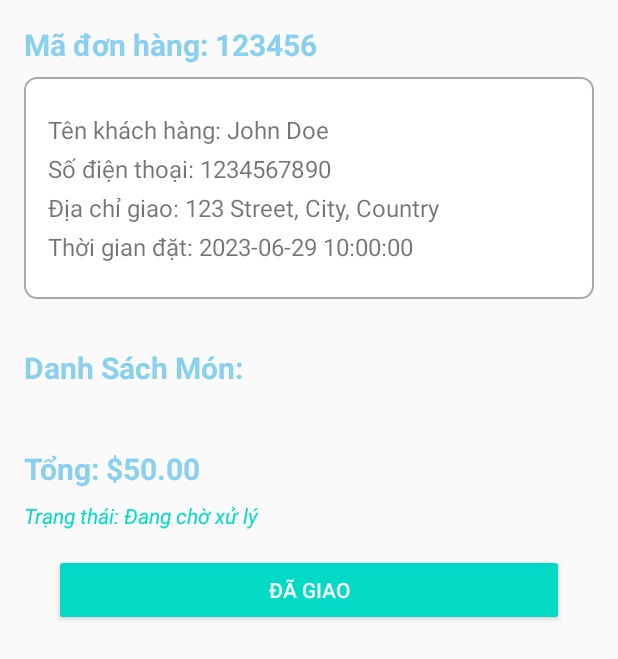
After one commit to Thuong-22/ORDER-FOOD, an Android app: the AdminDetailOrderActivity screen opened directly, with no data from a screen before it, on a phone screen of 412 x 824 dp. The commit adds this screen. Shown: the top 659 px of the screen. Run offline under Robolectric (Android 15) with nearby library versions, the phone set to English and light mode, and no system bars; our stand-ins replace Firebase (no records; nobody signed in at launch, a user with empty details on screens opened directly); Roboto replaces fonts that are not available here.

Commit message:
update Search food Activity and add AdminDetailOrderActivity

```diff
--- /dev/null
+++ b/app/src/main/java/com/example/mobileappdev_nt118n11/AdminDetailOrderActivity.java
@@ -0,0 +1,134 @@
+package com.example.mobileappdev_nt118n11;
+import android.os.Bundle;
+import android.view.View;
+import android.widget.Button;
+import android.widget.TextView;
+
+import androidx.annotation.NonNull;
+import androidx.annotation.Nullable;
+import androidx.appcompat.app.AppCompatActivity;
+import androidx.recyclerview.widget.LinearLayoutManager;
+import androidx.recyclerview.widget.RecyclerView;
+
+import com.example.mobileappdev_nt118n11.Model.Order;
+import com.example.mobileappdev_nt118n11.ui.AdminOrderFoodItemsAdapter;
+import com.example.mobileappdev_nt118n11.ui.profile.Phone;
+import com.google.android.gms.tasks.OnCompleteListener;
+import com.google.android.gms.tasks.Task;
+import com.google.firebase.database.DataSnapshot;
+import com.google.firebase.database.DatabaseReference;
+import com.google.firebase.database.FirebaseDatabase;
+import java.util.ArrayList;
+import java.util.List;
+public class AdminDetailOrderActivity extends AppCompatActivity  {
+    private TextView orderId, customerName, customerPhone, customerAddress, orderTime, totalPrice, orderStatus;
+    private RecyclerView orderItemsRecyclerView;
+    private Button markAsDelivered;
+    private String orderIdValue;
+    private DatabaseReference orderRef;
+
+    @Override
+    protected void onCreate(@Nullable Bundle savedInstanceState) {
+        super.onCreate(savedInstanceState);
+        setContentView(R.layout.admin_activity_detail_order);
+
+        // Initialize Firebase reference
+        orderRef = FirebaseDatabase.getInstance().getReference("orders");
+
+        // Find views
+        orderId = findViewById(R.id.order_id);
+        customerName = findViewById(R.id.customer_name);
+        customerPhone = findViewById(R.id.customer_phone);
+        customerAddress = findViewById(R.id.customer_address);
+        orderTime = findViewById(R.id.order_time);
+        totalPrice = findViewById(R.id.total_price);
+        orderStatus = findViewById(R.id.order_status);
+        orderItemsRecyclerView = findViewById(R.id.order_items_recycler_view);
+        markAsDelivered = findViewById(R.id.mark_as_delivered);
+
+        // Get orderId from Intent
+        orderIdValue = getIntent().getStringExtra("idKey");
+
+        // Set RecyclerView layout manager
+        orderItemsRecyclerView.setLayoutManager(new LinearLayoutManager(this));
+
+        // Load order details (dummy data for now)
+        loadOrderDetails();
+
+        // Set click listener for mark as delivered button
+        markAsDelivered.setOnClickListener(new View.OnClickListener() {
+            @Override
+            public void onClick(View v) {
+                markOrderAsDelivered();
+            }
+        });
+    }
+
+    private void loadOrderDetails() {
+        DatabaseReference orderRef = FirebaseDatabase.getInstance().getReference().child("Request").child(orderIdValue);
+        orderRef.get().addOnCompleteListener(new OnCompleteListener<DataSnapshot>() {
+            @Override
+            public void onComplete(@NonNull Task<DataSnapshot> task) {
+                if (task.isSuccessful()) {
+                    DataSnapshot dataSnapshot = task.getResult();
+                    if (dataSnapshot.exists()) {
+                        // Parse order details
+                        String orderIdText = "ID Đơn hàng: " + dataSnapshot.getKey();
+                        String customerNameText = "Tên khách hàng: " + dataSnapshot.child("name").getValue(String.class);
+                        String customerPhoneText = "Điện thoại: " + dataSnapshot.child("phone").getValue(String.class);
+                        String customerAddressText = "Địa chỉ: " + dataSnapshot.child("address").getValue(String.class);
+                        String orderTimeText = "Thời gian đặt hàng: " + dataSnapshot.child("orderDate").getValue(String.class);
+                        double totalPriceValue = Double.parseDouble(dataSnapshot.child("total").getValue(String.class));
+                        String totalPriceText = "Tổng tiền: $" + totalPriceValue;
+                        int orderStatusValue = Integer.parseInt(dataSnapshot.child("status").getValue(String.class));
+                        String orderStatusText = orderStatusValue == 0 ? "Trạng thái: Chờ giao" : "Trạng thái: Đã giao";
+
+                        // Set values to TextViews
+                        orderId.setText(orderIdText);
+                        customerName.setText(customerNameText);
+                        customerPhone.setText(customerPhoneText);
+                        customerAddress.setText(customerAddressText);
+                        orderTime.setText(orderTimeText);
+                        totalPrice.setText(totalPriceText);
+                        orderStatus.setText(orderStatusText);
+
+                        // Load order items
+                        List<Order> orderItems = new ArrayList<>();
+                        for (DataSnapshot foodSnapshot : dataSnapshot.child("foods").getChildren()) {
+                            String itemName = foodSnapshot.child("productName").getValue(String.class);
+                            String itemImage = foodSnapshot.child("image").getValue(String.class);
+                            String itemPrice = foodSnapshot.child("price").getValue(String.class);
+                            String itemQuantity = foodSnapshot.child("quantity").getValue(String.class);
+                            orderItems.add(new Order(Phone.getKey_Phone(), itemName, itemQuantity, itemPrice, itemImage));
+                        }
+
+                        // Set adapter for RecyclerView
+                        AdminOrderFoodItemsAdapter adapter = new AdminOrderFoodItemsAdapter(AdminDetailOrderActivity.this, orderItems);
+                        orderItemsRecyclerView.setAdapter(adapter);
+
+                        // Show mark as delivered button if order status is pending
+                        if (orderStatusValue == 0) {
+                            markAsDelivered.setVisibility(View.VISIBLE);
+                        } else {
+                            markAsDelivered.setVisibility(View.GONE);
+                        }
+                    } else {
+                        // Handle case where order does not exist
+                        // For example, show a toast or log an error
+                    }
+                } else {
+                    // Handle unsuccessful task
+                    // For example, show a toast or log an error
+                }
+            }
+        });
+    }
+
+
+    private void markOrderAsDelivered() {
+        // This method should update the order status in Firebase to delivered.
+        orderRef.child(orderIdValue).child("status").setValue(1);
+        orderStatus.setText("Trạng thái: Đã giao");
+        markAsDelivered.setVisibility(View.GONE);
+    }
+}
--- a/app/src/main/java/com/example/mobileappdev_nt118n11/FoodViewHolder.java
+++ b/app/src/main/java/com/example/mobileappdev_nt118n11/FoodViewHolder.java
@@ -11,7 +11,8 @@ import androidx.recyclerview.widget.RecyclerView;
 public class FoodViewHolder extends RecyclerView.ViewHolder implements View.OnClickListener {
 
 
-    ImageView item_image,fav_image;
+    ImageView item_image,
+            fav_image;
     TextView item_name, item_type, item_price;
     public FoodViewHolder(@NonNull View itemView) {
         super(itemView);
--- /dev/null
+++ b/app/src/main/res/drawable/border_item_order.xml
@@ -0,0 +1,6 @@
+<?xml version="1.0" encoding="utf-8"?>
+<shape xmlns:android="http://schemas.android.com/apk/res/android">
+    <solid android:color="@android:color/white" />
+    <corners android:radius="8dp" />
+    <stroke android:width="0dp" android:color="@android:color/darker_gray" />
+</shape>
--- a/app/src/main/res/drawable/ic_baseline_person_outline_24.xml
+++ b/app/src/main/res/drawable/ic_baseline_person_outline_24.xml
@@ -1,4 +1,4 @@
-<vector android:height="100dp" android:tint="#FF3300"
+<vector android:height="100dp" android:tint="@color/orange2"
     android:viewportHeight="24" android:viewportWidth="24"
     android:width="100dp" xmlns:android="http://schemas.android.com/apk/res/android">
     <path android:fillColor="@android:color/white" android:pathData="M12,5.9c1.16,0 2.1,0.94 2.1,2.1s-0.94,2.1 -2.1,2.1S9.9,9.16 9.9,8s0.94,-2.1 2.1,-2.1m0,9c2.97,0 6.1,1.46 6.1,2.1v1.1L5.9,18.1L5.9,17c0,-0.64 3.13,-2.1 6.1,-2.1M12,4C9.79,4 8,5.79 8,8s1.79,4 4,4 4,-1.79 4,-4 -1.79,-4 -4,-4zM12,13c-2.67,0 -8,1.34 -8,4v3h16v-3c0,-2.66 -5.33,-4 -8,-4z"/>
--- a/app/src/main/res/layout/activity_main.xml
+++ b/app/src/main/res/layout/activity_main.xml
@@ -36,7 +36,7 @@
         android:layout_height="wrap_content"
         android:layout_marginBottom="20dp"
         android:background="@drawable/btn_design_r50"
-        android:backgroundTint="@color/orange"
+        android:backgroundTint="@color/orange2"
         android:text="ĐĂNG NHẬP"
         android:textColor="@color/white"
         app:layout_constraintBottom_toTopOf="@id/btn_SignUp"
@@ -51,7 +51,7 @@
         android:layout_marginBottom="30dp"
         android:background="@drawable/border"
         android:text="ĐĂNG KÝ"
-        android:textColor="@color/orange"
+        android:textColor="@color/orange2"
         app:layout_constraintBottom_toBottomOf="parent"
         app:layout_constraintLeft_toLeftOf="parent"
         app:layout_constraintRight_toRightOf="parent"
--- a/app/src/main/res/layout/activity_update_profile.xml
+++ b/app/src/main/res/layout/activity_update_profile.xml
@@ -126,7 +126,7 @@
         android:layout_height="wrap_content"
         android:layout_marginTop="108dp"
         android:background="@drawable/btn_design_r50"
-        android:backgroundTint="@color/orange"
+        android:backgroundTint="@color/orange2"
         android:drawableLeft="@drawable/ic_baseline_edit_24"
         android:paddingHorizontal="10dp"
         android:text="Chỉnh sửa thông tin"
--- a/app/src/main/res/layout/admin_activity_detail_order.xml
+++ b/app/src/main/res/layout/admin_activity_detail_order.xml
@@ -7,7 +7,8 @@
         android:layout_width="match_parent"
         android:layout_height="wrap_content"
         android:orientation="vertical"
-        android:padding="16dp">
+        android:padding="16dp"
+        android:background="?android:attr/windowBackground">
 
         <!-- Order ID -->
         <TextView
@@ -15,36 +16,53 @@
             android:layout_width="wrap_content"
             android:layout_height="wrap_content"
             android:text="Mã đơn hàng: 123456"
-            android:textSize="18sp"
+            android:textSize="20sp"
             android:textStyle="bold"
+            android:textColor="@color/colorPrimary"
             android:layout_marginBottom="8dp" />
 
         <!-- Customer Info -->
+        <LinearLayout
+            android:layout_width="match_parent"
+            android:layout_height="wrap_content"
+            android:orientation="vertical"
+            android:padding="16dp"
+            android:background="@drawable/order_item_background"
+            android:layout_marginBottom="16dp">
+
             <TextView
                 android:id="@+id/customer_name"
                 android:layout_width="wrap_content"
                 android:layout_height="wrap_content"
                 android:text="Tên khách hàng: John Doe"
+                android:textSize="16sp"
                 android:layout_marginTop="8dp" />
 
             <TextView
                 android:id="@+id/customer_phone"
                 android:layout_width="wrap_content"
                 android:layout_height="wrap_content"
-            android:text="Số điện thoại: 1234567890" />
+                android:text="Số điện thoại: 1234567890"
+                android:textSize="16sp"
+                android:layout_marginTop="4dp" />
 
             <TextView
                 android:id="@+id/customer_address"
                 android:layout_width="wrap_content"
                 android:layout_height="wrap_content"
-            android:text="Địa chỉ giao: 123 Street, City, Country" />
+                android:text="Địa chỉ giao: 123 Street, City, Country"
+                android:textSize="16sp"
+                android:layout_marginTop="4dp" />
 
             <TextView
                 android:id="@+id/order_time"
                 android:layout_width="wrap_content"
                 android:layout_height="wrap_content"
                 android:text="Thời gian đặt: 2023-06-29 10:00:00"
-            android:layout_marginBottom="16dp" />
+                android:textSize="16sp"
+                android:layout_marginTop="4dp"
+                android:layout_marginBottom="8dp" />
+        </LinearLayout>
 
         <!-- Order Items -->
         <TextView
@@ -52,16 +70,18 @@
             android:layout_width="wrap_content"
             android:layout_height="wrap_content"
             android:text="Danh Sách Món:"
-            android:textSize="18sp"
+            android:textSize="20sp"
             android:textStyle="bold"
-            android:layout_marginTop="16dp" />
+            android:textColor="@color/colorPrimary"
+            android:layout_marginTop="16dp"
+            android:layout_marginBottom="8dp" />
 
         <!-- RecyclerView for order items -->
         <androidx.recyclerview.widget.RecyclerView
             android:id="@+id/order_items_recycler_view"
             android:layout_width="match_parent"
             android:layout_height="wrap_content"
-            android:layout_marginTop="8dp" />
+            android:layout_marginBottom="16dp" />
 
         <!-- Total Price -->
         <TextView
@@ -69,8 +89,9 @@
             android:layout_width="wrap_content"
             android:layout_height="wrap_content"
             android:text="Tổng: $50.00"
-            android:textSize="18sp"
+            android:textSize="20sp"
             android:textStyle="bold"
+            android:textColor="@color/colorPrimary"
             android:layout_marginTop="16dp" />
 
         <!-- Order Status -->
@@ -79,15 +100,20 @@
             android:layout_width="wrap_content"
             android:layout_height="wrap_content"
             android:text="Trạng thái: Đang chờ xử lý"
-            android:layout_marginTop="8dp" />
+            android:layout_marginTop="8dp"
+            android:textStyle="italic"
+            android:textColor="@color/colorAccent" />
 
         <!-- Delivered Button -->
         <Button
             android:id="@+id/mark_as_delivered"
-            android:layout_width="wrap_content"
+            android:layout_width="340dp"
             android:layout_height="wrap_content"
+            android:backgroundTint="@color/colorAccent"
             android:text="Đã giao"
+            android:textColor="@android:color/white"
             android:layout_marginTop="16dp"
-            android:visibility="gone" />
+            android:padding="12dp"
+            android:layout_gravity="center" />
     </LinearLayout>
 </ScrollView>
--- a/app/src/main/res/layout/fragment_profile.xml
+++ b/app/src/main/res/layout/fragment_profile.xml
@@ -126,7 +126,7 @@
         android:layout_height="wrap_content"
         android:drawableLeft="@drawable/ic_baseline_edit_24"
         android:background="@drawable/btn_design_r50"
-        android:backgroundTint="@color/orange"
+        android:backgroundTint="@color/orange2"
         android:textColor="@color/white"
         android:text="Chỉnh sửa thông tin"
         android:textSize="@dimen/btn_text"
@@ -143,7 +143,7 @@
         android:layout_height="wrap_content"
         android:drawableStart="@drawable/ic_baseline_lock_24"
         android:background="@drawable/btn_design_r50"
-        android:backgroundTint="@color/orange"
+        android:backgroundTint="@color/orange2"
         android:textColor="@color/white"
         android:text="Đổi mật khẩu"
         android:textSize="@dimen/btn_text"
--- a/app/src/main/res/layout/oder_item.xml
+++ b/app/src/main/res/layout/oder_item.xml
@@ -199,7 +199,7 @@
             android:textSize="15sp"
             android:fontFamily="@font/poppins"
             android:textColor="@android:color/white"
-            android:backgroundTint="@color/other_red2" />
+            android:backgroundTint="@color/orange2" />
     </LinearLayout>
 
 </LinearLayout>
```
Also changed, not shown: app/build.gradle (+0 -22 lines), app/src/main/AndroidManifest.xml (+7 -5 lines), app/src/main/java/com/example/mobileappdev_nt118n11/SearchActivity.java (+90 -61 lines), app/src/main/java/com/example/mobileappdev_nt118n11/ui/OrderAdapter.java (+30 -4 lines), app/src/main/res/layout/oder_food_detail_item.xml (+13 -8 lines). Lines whose indentation alone changed are shown as unchanged.
